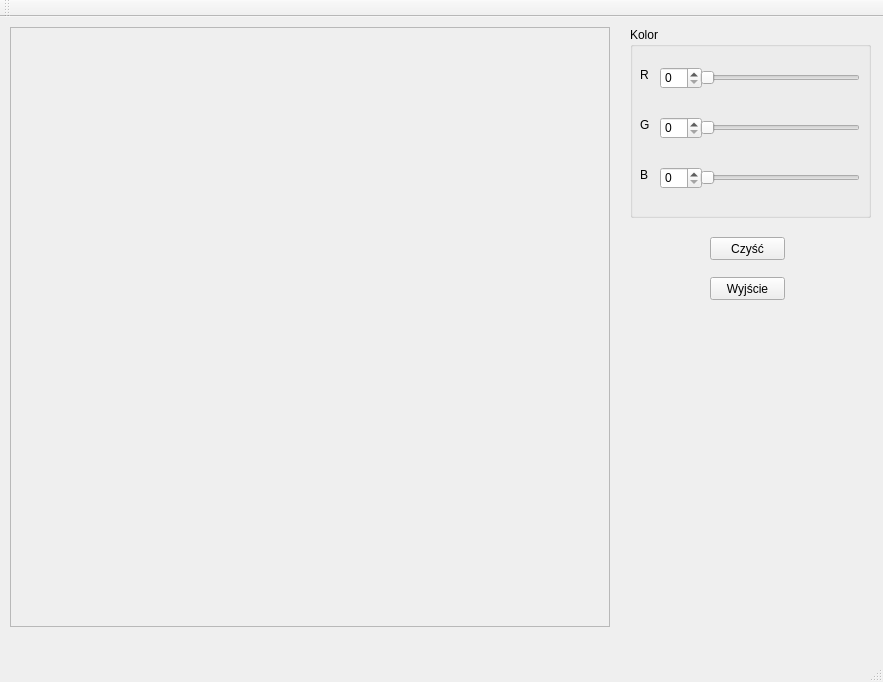
BartoszOstrowskiIT/Studia-UMK, file PGK/odcinek/mainwindow.ui: the form before one commit.
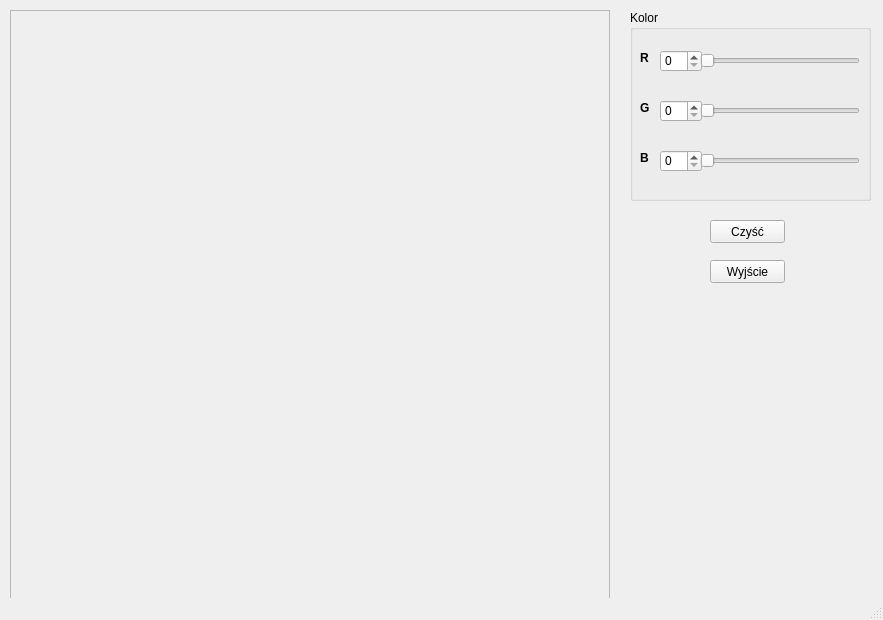
The form after the commit.

What changed in the file:
```diff
--- a/PGK/odcinek/mainwindow.ui
+++ b/PGK/odcinek/mainwindow.ui
@@ -7,7 +7,7 @@
     <x>0</x>
     <y>0</y>
     <width>883</width>
-    <height>682</height>
+    <height>620</height>
    </rect>
   </property>
   <property name="windowTitle">
@@ -138,6 +138,12 @@
        <height>16</height>
       </rect>
      </property>
+     <property name="font">
+      <font>
+       <weight>75</weight>
+       <bold>true</bold>
+      </font>
+     </property>
      <property name="text">
       <string>R</string>
      </property>
@@ -151,6 +157,12 @@
        <height>16</height>
       </rect>
      </property>
+     <property name="font">
+      <font>
+       <weight>75</weight>
+       <bold>true</bold>
+      </font>
+     </property>
      <property name="text">
       <string>G</string>
      </property>
@@ -164,6 +176,12 @@
        <height>16</height>
       </rect>
      </property>
+     <property name="font">
+      <font>
+       <weight>75</weight>
+       <bold>true</bold>
+      </font>
+     </property>
      <property name="text">
       <string>B</string>
      </property>
@@ -196,24 +214,6 @@
     </property>
    </widget>
   </widget>
-  <widget class="QMenuBar" name="menuBar">
-   <property name="geometry">
-    <rect>
-     <x>0</x>
-     <y>0</y>
-     <width>883</width>
-     <height>21</height>
-    </rect>
-   </property>
-  </widget>
-  <widget class="QToolBar" name="mainToolBar">
-   <attribute name="toolBarArea">
-    <enum>TopToolBarArea</enum>
-   </attribute>
-   <attribute name="toolBarBreak">
-    <bool>false</bool>
-   </attribute>
-  </widget>
   <widget class="QStatusBar" name="statusBar"/>
  </widget>
  <layoutdefault spacing="6" margin="11"/>
```
Left out of the diff: 2 changed lines with no effect on the pictures.
